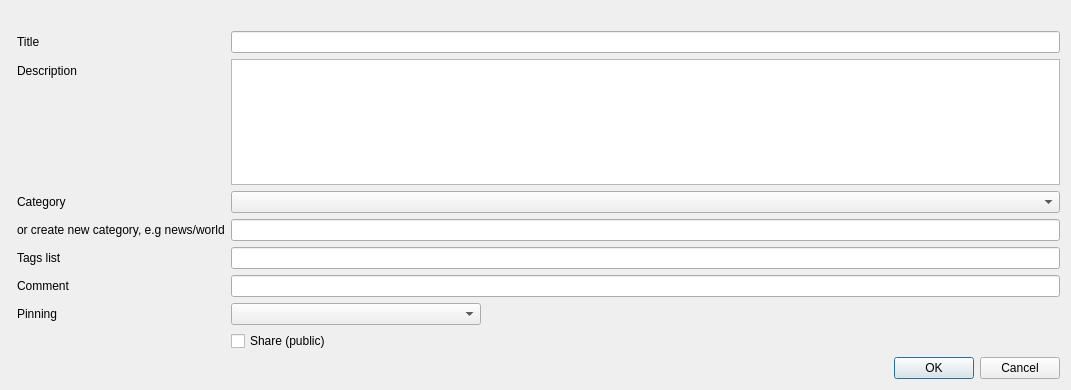
This is galacteek/ui/addhashmarkdialog.ui in pinnaculum/galacteek as Qt 5 draws it before an edit. The edited form follows.
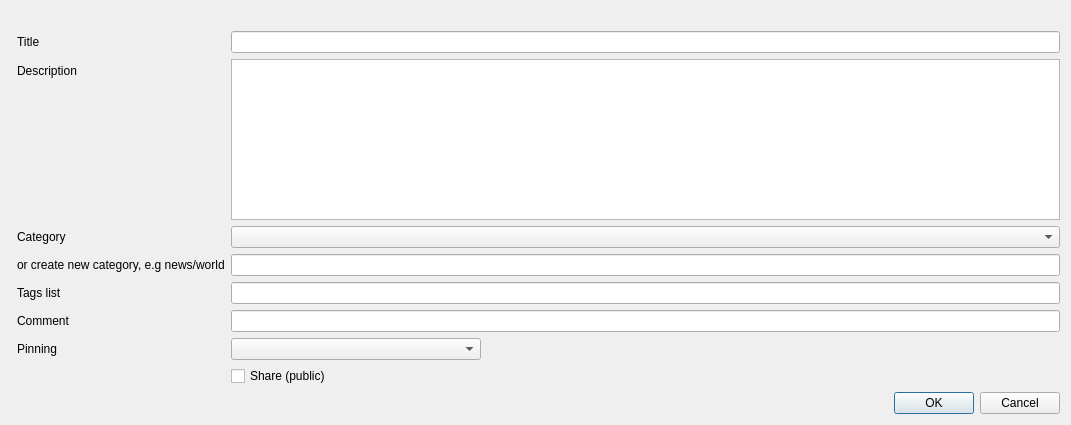
This is the edited form.

Diff of the .ui file:
```diff
--- a/galacteek/ui/addhashmarkdialog.ui
+++ b/galacteek/ui/addhashmarkdialog.ui
@@ -7,7 +7,7 @@
     <x>0</x>
     <y>0</y>
     <width>1071</width>
-    <height>390</height>
+    <height>425</height>
    </rect>
   </property>
   <property name="sizePolicy">
```
Left out of the diff: 12 changed lines with no effect on the pictures.
